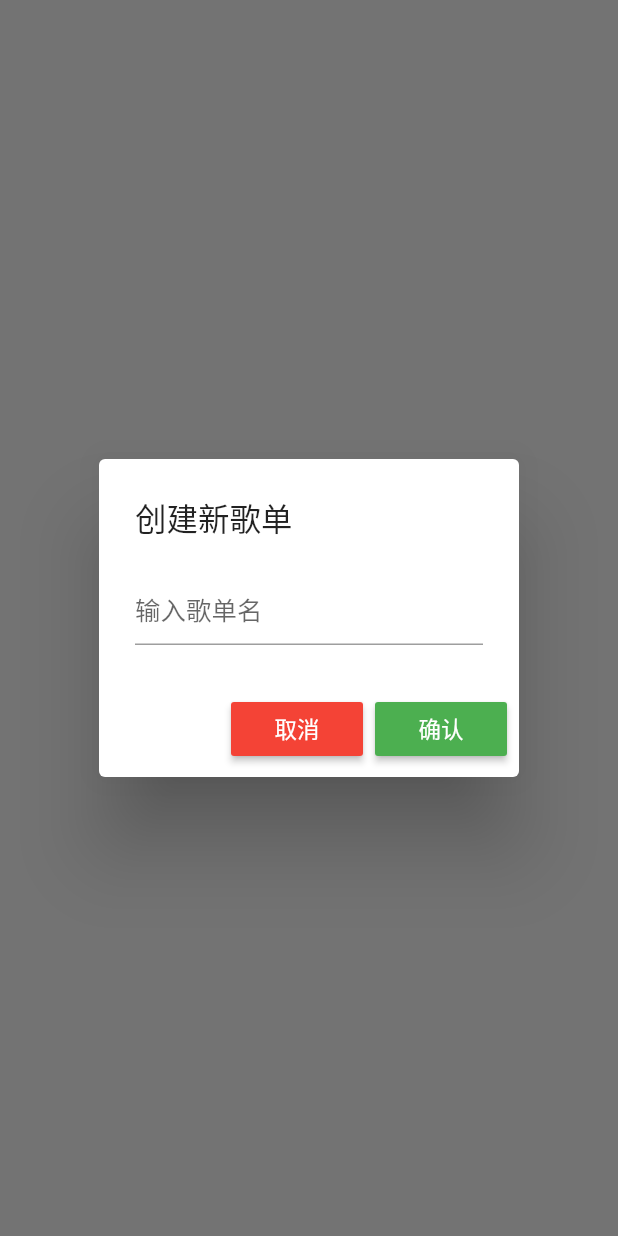
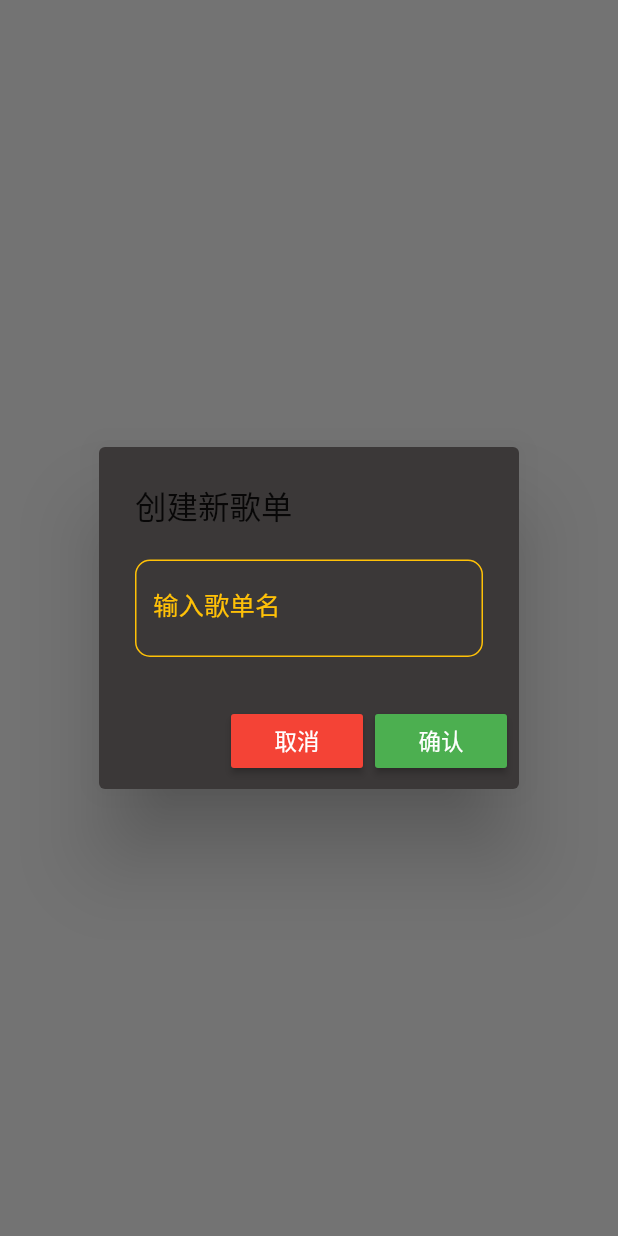
Before and after one commit to Sanotsu/freader-media-player, a Flutter app: what buildAddToPlaylistDialog() shows on an empty page, opened directly with empty values, after a tap on "创建新歌单", on a phone screen of 412 x 824 dp. Run offline on Flutter 3.47's test engine with Material 2 defaults, Android fonts, the phone set to English and light mode, and no system bars; our stand-ins replace flutter_screenutil, get_it, just_audio, just_audio_background, marquee, on_audio_query and 2 more; missing offline and left inert: audio_session; accounts and stored records are empty.

Commit message:
fix:手动修复所有dialog为暗色模式.

```diff
--- a/lib/views/local_music/widgets/build_add_to_playlist_dialog.dart
+++ b/lib/views/local_music/widgets/build_add_to_playlist_dialog.dart
@@ -6,6 +6,7 @@ import 'package:freader_music_player/common/global/constants.dart';
 import 'package:freader_music_player/models/list_long_press.dart';
 import 'package:on_audio_query/on_audio_query.dart';
 
+import '../../../common/utils/global_styles.dart';
 import '../../../models/audio_long_press.dart';
 import '../../../services/my_audio_query.dart';
 import '../../../services/service_locator.dart';
@@ -29,6 +30,7 @@ Future<void> buildAddToPlaylistDialog(
     context: ctx,
     builder: (BuildContext ctext) {
       return AlertDialog(
+        backgroundColor: dartThemeMaterialColor3,
         // 需要在AlertDialog中使用StatefulBuilder，否则内部的ListView改变了状态，是不会及时更新的
         // https://stackoverflow.com/questions/54734512/radio-button-widget-not-working-inside-alertdialog-widget-in-flutter
         content: StatefulBuilder(
@@ -94,7 +96,7 @@ Future<void> buildAddToPlaylistDialog(
                           style: TextButton.styleFrom(
                             textStyle: Theme.of(ctext).textTheme.labelLarge,
                           ),
-                          child: const Text('创建新歌单'),
+                          child: Text('创建新歌单', style: TextStyle(color: textBg)),
                           onPressed: () async {
                             print("点击了新建歌单按钮11111");
 
@@ -115,7 +117,7 @@ Future<void> buildAddToPlaylistDialog(
                 style: TextButton.styleFrom(
                   textStyle: Theme.of(ctext).textTheme.labelLarge,
                 ),
-                child: const Text('取消'),
+                child: Text('取消', style: TextStyle(color: cancelButtonBg)),
                 onPressed: () {
                   setState(() {
                     // 单击了取消功能按钮之后，立马切回长按状态为否
@@ -132,7 +134,7 @@ Future<void> buildAddToPlaylistDialog(
               style: TextButton.styleFrom(
                 textStyle: Theme.of(ctext).textTheme.labelLarge,
               ),
-              child: const Text('添加'),
+              child: Text('添加', style: TextStyle(color: confirmButtonBg)),
               onPressed: () {
                 // 添加被选中的音频到指定歌单
                 addAudioToPlaylist(
@@ -167,6 +169,7 @@ _displayTextInputDialog(
       context: context,
       builder: (context) {
         return AlertDialog(
+          backgroundColor: dartThemeMaterialColor3,
           title: const Text('创建新歌单'),
           content: StatefulBuilder(
               builder: (BuildContext context, StateSetter setState) {
@@ -177,7 +180,30 @@ _displayTextInputDialog(
                 });
               },
               // controller: _textFieldController,
-              decoration: const InputDecoration(hintText: "输入歌单名"),
+              // decoration: const InputDecoration(hintText: "输入歌单名"),
+              decoration: const InputDecoration(
+                enabledBorder: OutlineInputBorder(
+                  /*边角*/
+                  borderRadius: BorderRadius.all(
+                    Radius.circular(10), //边角为30
+                  ),
+                  borderSide: BorderSide(
+                    color: Colors.amber, //边线颜色为黄色
+                    width: 1, //边线宽度为2
+                  ),
+                ),
+                focusedBorder: OutlineInputBorder(
+                    borderSide: BorderSide(
+                  color: Colors.green, //边框颜色为绿色
+                  width: 1, //宽度为5
+                )),
+                labelText: "输入歌单名",
+                labelStyle: TextStyle(color: Colors.amber),
+                hintText: "输入歌单名",
+                // 输入框前置标签
+                // prefixIcon: Icon(Icons.audio_file),
+              ),
+              cursorColor: cursorBg, // 光标颜色
             );
           }),
           actions: <Widget>[
--- a/lib/views/local_music/widgets/build_audio_info_dialog.dart
+++ b/lib/views/local_music/widgets/build_audio_info_dialog.dart
@@ -2,6 +2,7 @@ import 'package:flutter/material.dart';
 import 'package:freader_music_player/models/audio_long_press.dart';
 import 'package:on_audio_query/on_audio_query.dart';
 
+import '../../../common/utils/global_styles.dart';
 import '../../../common/utils/tools.dart';
 import 'common_small_widgets.dart';
 
@@ -27,6 +28,7 @@ buildAudioInfoDialog(BuildContext context, AudioLongPress alp) {
     context: context,
     builder: (BuildContext context) {
       return AlertDialog(
+        backgroundColor: dartThemeMaterialColor3,
         title: const Text('属性'),
         content: StatefulBuilder(
           builder: (BuildContext context, StateSetter setState) {
@@ -87,7 +89,7 @@ buildAudioInfoDialog(BuildContext context, AudioLongPress alp) {
                 style: TextButton.styleFrom(
                   textStyle: Theme.of(context).textTheme.labelLarge,
                 ),
-                child: const Text('确认'),
+                child: Text('确认', style: TextStyle(color: confirmButtonBg)),
                 onPressed: () {
                   setState(() {
                     // 单击了取消功能按钮之后，立马切回长按状态为否,清空被选中的歌单列表，也取消弹窗
--- a/lib/views/local_music/widgets/build_remove_playlist_or_audio_dialog.dart
+++ b/lib/views/local_music/widgets/build_remove_playlist_or_audio_dialog.dart
@@ -1,4 +1,5 @@
 import 'package:flutter/material.dart';
+import 'package:freader_music_player/common/utils/global_styles.dart';
 import 'package:freader_music_player/models/audio_long_press.dart';
 import 'package:freader_music_player/models/list_long_press.dart';
 
@@ -17,6 +18,7 @@ buildRemovePlaylistOrAudioDialog(BuildContext context, dynamic pressState,
     context: context,
     builder: (BuildContext context) {
       return AlertDialog(
+        backgroundColor: dartThemeMaterialColor3,
         title: Text((pressState is ListLongPress) ? '移除歌单' : '从歌单移除音频'),
         content: Text(
           '这仅会移除被选中的${(pressState is ListLongPress) ? '歌单' : '音频'}，而不是删除本地音频文件。',
@@ -31,7 +33,7 @@ buildRemovePlaylistOrAudioDialog(BuildContext context, dynamic pressState,
                   style: TextButton.styleFrom(
                     textStyle: Theme.of(context).textTheme.labelLarge,
                   ),
-                  child: const Text('取消'),
+                  child: Text('取消', style: TextStyle(color: cancelButtonBg)),
                   onPressed: () {
                     setState(() {
                       // 单击了取消功能按钮之后，立马切回长按状态为否，清空被选中的歌单/音频列表,也取消弹窗
@@ -48,7 +50,7 @@ buildRemovePlaylistOrAudioDialog(BuildContext context, dynamic pressState,
                   style: TextButton.styleFrom(
                     textStyle: Theme.of(context).textTheme.labelLarge,
                   ),
-                  child: const Text('确认'),
+                  child: Text('确认', style: TextStyle(color: confirmButtonBg)),
                   onPressed: () {
                     setState(() {
                       // 点击确认按钮之后，如果是删除选中歌单，则移除歌单，重置状态；如果是删除歌单中音频，也移除音频，重置状态
--- a/lib/views/local_music/widgets/build_sort_options_dialog.dart
+++ b/lib/views/local_music/widgets/build_sort_options_dialog.dart
@@ -4,6 +4,7 @@ import 'package:flutter/material.dart';
 import 'package:flutter_screenutil/flutter_screenutil.dart';
 import 'package:on_audio_query/on_audio_query.dart';
 
+import '../../../common/utils/global_styles.dart';
 import '../../../models/sort_option_selected.dart';
 import 'common_small_widgets.dart';
 
@@ -89,6 +90,7 @@ buildSortOptionsDialog(
     context: context,
     builder: (BuildContext context) {
       return AlertDialog(
+        backgroundColor: dartThemeMaterialColor3,
         title: const Text('排序'),
         content: StatefulBuilder(
           builder: (BuildContext context, StateSetter setState) {
@@ -163,7 +165,7 @@ buildSortOptionsDialog(
                 style: TextButton.styleFrom(
                   textStyle: Theme.of(context).textTheme.labelLarge,
                 ),
-                child: const Text('确认'),
+                child: Text('确认', style: TextStyle(color: confirmButtonBg)),
                 onPressed: () {
                   setState(() {
                     // ??? 目前实测，歌单排序原插件接口无效
--- a/lib/views/local_music/widgets/common.dart
+++ b/lib/views/local_music/widgets/common.dart
@@ -3,6 +3,7 @@ import 'dart:math';
 import 'package:flutter/material.dart';
 import 'package:flutter_screenutil/flutter_screenutil.dart';
 
+import '../../../common/utils/global_styles.dart';
 import '../../../services/my_audio_handler.dart';
 import '../../../services/service_locator.dart';
 
@@ -294,6 +295,7 @@ void showSliderDialog({
   showDialog<void>(
     context: context,
     builder: (context) => AlertDialog(
+      backgroundColor: dartThemeMaterialColor3,
       title: Text(title, textAlign: TextAlign.center),
       content: StreamBuilder<double>(
         stream: stream,
--- a/lib/views/local_music/widgets/common_small_widgets.dart
+++ b/lib/views/local_music/widgets/common_small_widgets.dart
@@ -27,7 +27,7 @@ Widget buildRowText(String label, String value) {
           style: TextStyle(
             fontWeight: FontWeight.normal,
             fontSize: 14.sp,
-            color: const Color.fromARGB(255, 75, 72, 72),
+            // color: const Color.fromARGB(255, 75, 72, 72),
           ), // 文字样式
         ),
       )
@@ -52,7 +52,7 @@ Widget buildRowListTile(String label, String value) {
       style: TextStyle(
         fontWeight: FontWeight.normal,
         fontSize: 14.sp,
-        color: const Color.fromARGB(255, 75, 72, 72),
+        // color: const Color.fromARGB(255, 75, 72, 72),
       ), // 文字样式
     ),
   );
```
Also changed, not shown: lib/common/utils/global_styles.dart (+11 -0 lines), lib/views/local_music/index.dart (+22 -2 lines).
